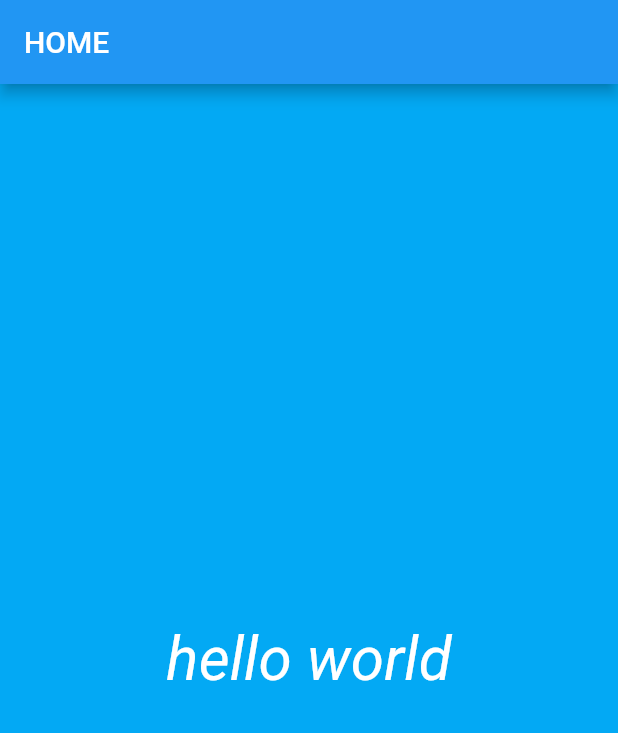
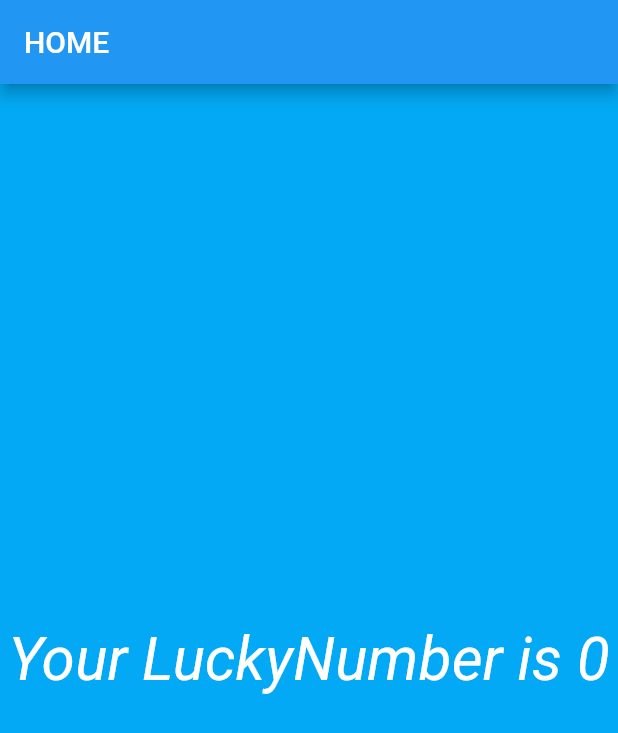
Before and after one commit to saleelkhanshaik/Flutter_Demo, a Flutter app: the screen it shows after launch, on a phone screen of 412 x 824 dp. Shown: the top 733 px of the screen. Run offline on Flutter 3.47's test engine with Material 2 defaults, Android fonts, the phone set to English and light mode, and no system bars.

Commit message:
Worked on Creating new .Dart File new Sreens and wrote sample login and called the created class from the main method

```diff
--- /dev/null
+++ b/lib/app_screens/first_screen.dart
@@ -0,0 +1,34 @@
+import 'dart:math';
+import 'package:flutter/material.dart';
+
+class FiestScreen extends StatelessWidget
+{
+  @override
+  Widget build(BuildContext context) {
+    // TODO: implement build
+    return Material(
+      color: Colors.lightBlue,
+      child: Center(
+        child: Text(
+          "Your LuckyNumber is ${generateLuckyNumber()}",
+          textAlign: TextAlign.center,
+          textDirection: TextDirection.ltr,
+          style: TextStyle(
+              color: Colors.white,
+              fontSize: 40.0,
+              fontStyle: FontStyle.italic),
+        ),
+      ),
+    );
+  }
+
+
+  int generateLuckyNumber() {
+    var random = new Random();
+    int luckynumber = random.nextInt(10);
+
+    return luckynumber;
+
+
+  }
+}
--- a/lib/main.dart
+++ b/lib/main.dart
@@ -1,31 +1,27 @@
 import 'package:flutter/material.dart';
+import './app_screens/first_screen.dart';
 
-void main() {
-  runApp(
-    MaterialApp(
-      title: "My Flutter App",
-      home:Scaffold(//allowing to app bar on the top of the screen
-        appBar: AppBar(title: Text("HOME"),),
-        body: Material(
-          color: Colors.lightBlue,
-          child:
-          Center(child:Text(
-            "hello world",
-            textAlign: TextAlign.center,
-            textDirection: TextDirection.ltr,
-            style: TextStyle(color: Colors.white,fontSize: 40.0,
-                fontStyle: FontStyle.italic),
+/*=> function expression insteaded of {}
+void main()
+{
+  runApp(new MyFlutterDemo());
+}*/
+void main() => runApp(new MyFlutterDemo());
+
+class MyFlutterDemo extends StatelessWidget {
+  @override
+  Widget build(BuildContext context) {
+    // TODO: implement build
+    return MaterialApp(
+        //to remove the debug badge in the top
+        debugShowCheckedModeBanner: false,
+        title: "My Flutter App",
+        home: Scaffold(
+          //allowing to app bar on the top of the screen
+          appBar: AppBar(title: Text("HOME"),
           ),
-          ),
-        ),
-
-      )
-
-    )
-
-
-  );
-
-
-
+          body: new FiestScreen()
+        )
+    );
+  }
 }
```
